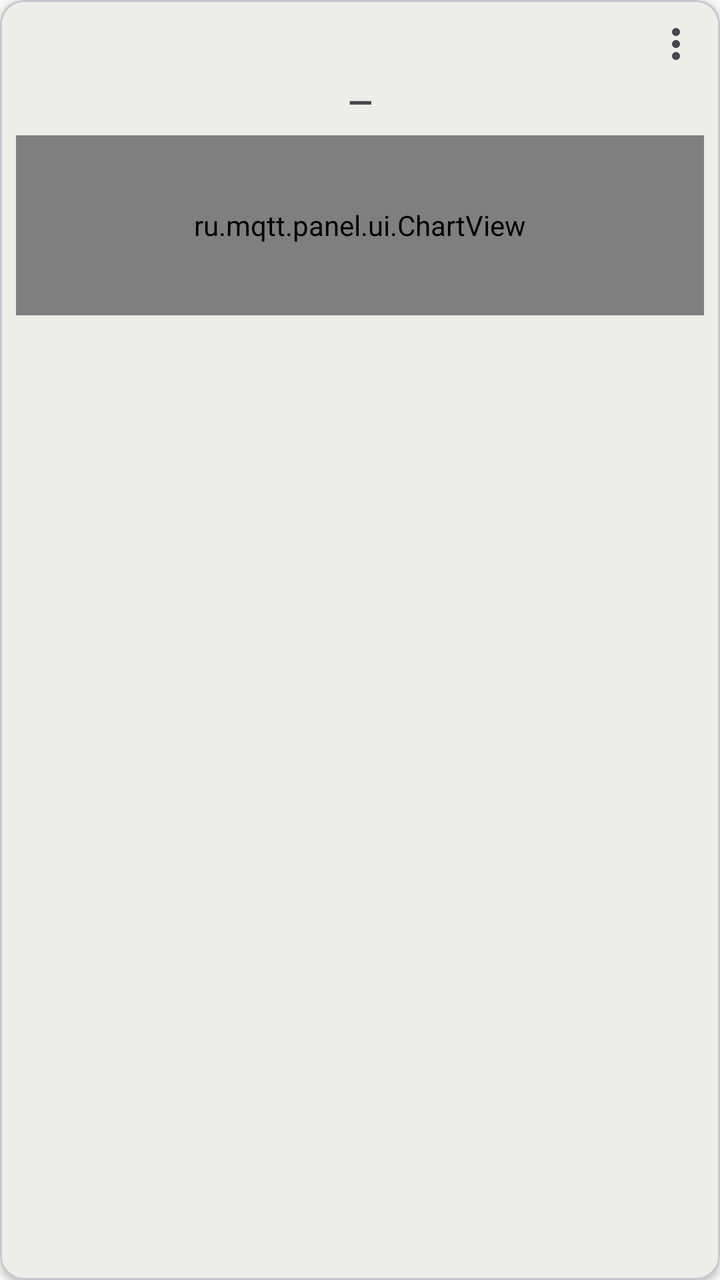
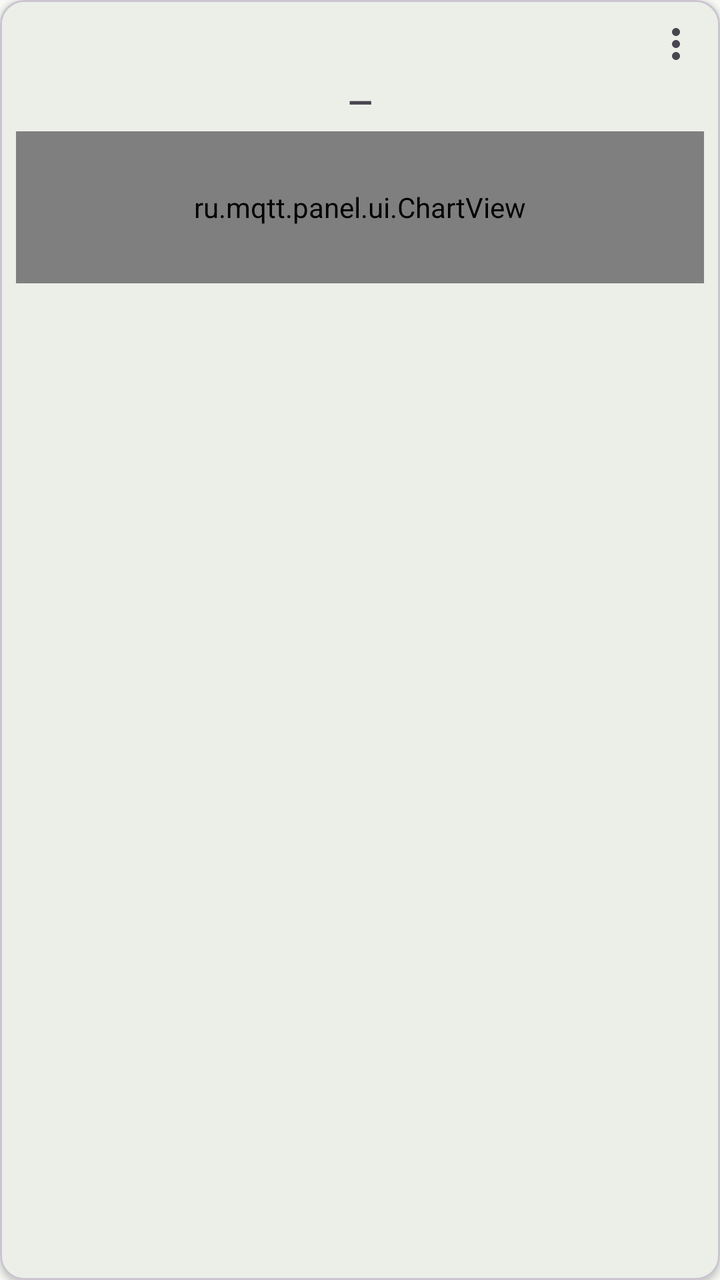

Two renders of the same Android screen: before a commit and after it. Below are the layout's source before the change and the commit's diff.
<!-- AndroidManifest.xml: application theme Theme.MQTTPanel -->
<!-- res/layout/item_widget_multichart.xml -->
<?xml version="1.0" encoding="utf-8"?>
<com.google.android.material.card.MaterialCardView xmlns:android="http://schemas.android.com/apk/res/android"
    xmlns:app="http://schemas.android.com/apk/res-auto"
    android:layout_width="match_parent"
    android:layout_height="wrap_content"
    android:layout_margin="4dp"
    app:cardCornerRadius="12dp"
    app:cardElevation="2dp">

    <LinearLayout
        android:layout_width="match_parent"
        android:layout_height="wrap_content"
        android:orientation="vertical"
        android:padding="8dp">

        <FrameLayout
            android:layout_width="match_parent"
            android:layout_height="wrap_content">

            <TextView
                android:id="@+id/tv_name"
                android:layout_width="match_parent"
                android:layout_height="wrap_content"
                android:textSize="11sp"
                android:textColor="?android:attr/textColorSecondary"
                android:maxLines="2"
                android:ellipsize="end" />

            <ImageButton
                android:id="@+id/btn_menu"
                android:layout_width="28dp"
                android:layout_height="28dp"
                android:layout_gravity="end|top"
                android:padding="3dp"
                android:background="?attr/selectableItemBackgroundBorderless"
                android:contentDescription="@string/widget_menu"
                android:src="@drawable/ic_more" />

        </FrameLayout>

        <TextView
            android:id="@+id/tv_value"
            android:layout_width="match_parent"
            android:layout_height="wrap_content"
            android:layout_marginTop="4dp"
            android:gravity="center"
            android:textSize="16sp"
            android:textStyle="bold"
            android:text="—"
            app:autoSizeTextType="uniform"
            app:autoSizeMinTextSize="10sp"
            app:autoSizeMaxTextSize="16sp"/>

        <ru.mqtt.panel.ui.ChartView
            android:id="@+id/chart_view"
            android:layout_width="match_parent"
            android:layout_height="90dp"
            android:layout_marginTop="6dp" />

        
        <LinearLayout
            android:id="@+id/chart_legend"
            android:layout_width="match_parent"
            android:layout_height="wrap_content"
            android:layout_marginTop="4dp"
            android:orientation="vertical" />

        
        <include layout="@layout/view_chart_periods" />

    <include layout="@layout/view_card_time" />

    </LinearLayout>

</com.google.android.material.card.MaterialCardView>
<!-- res/layout/view_chart_periods.xml (included above) -->
<?xml version="1.0" encoding="utf-8"?>
<LinearLayout xmlns:android="http://schemas.android.com/apk/res/android"
    android:id="@+id/period_chips"
    android:layout_width="match_parent"
    android:layout_height="wrap_content"
    android:layout_marginTop="4dp"
    android:orientation="horizontal" />
<!-- res/layout/view_card_time.xml (included above) -->
<?xml version="1.0" encoding="utf-8"?>
<TextView xmlns:android="http://schemas.android.com/apk/res/android"
    android:id="@+id/tv_time"
    android:layout_width="match_parent"
    android:layout_height="wrap_content"
    android:layout_marginTop="2dp"
    android:gravity="end"
    android:textSize="9sp"
    android:textColor="?android:attr/textColorSecondary"
    android:maxLines="1"
    android:visibility="gone" />
<!-- resources referenced by this layout -->
<resources>
  <!-- drawable ic_more (drawable) -->
  <?xml version="1.0" encoding="utf-8"?>
  <vector xmlns:android="http://schemas.android.com/apk/res/android"
      android:width="24dp"
      android:height="24dp"
      android:viewportWidth="24"
      android:viewportHeight="24"
      android:tint="?attr/colorControlNormal">
      <path
          android:fillColor="#FF000000"
          android:pathData="M12,8c1.1,0 2,-0.9 2,-2s-0.9,-2 -2,-2 -2,0.9 -2,2 0.9,2 2,2zM12,10c-1.1,0 -2,0.9 -2,2s0.9,2 2,2 2,-0.9 2,-2 -0.9,-2 -2,-2zM12,16c-1.1,0 -2,0.9 -2,2s0.9,2 2,2 2,-0.9 2,-2 -0.9,-2 -2,-2z" />
  </vector>
  <string name="widget_menu">Меню панели</string>
  <style name="Theme.MQTTPanel" parent="Theme.Material3.Light.NoActionBar">
          <item name="colorPrimary">@color/md_theme_primary</item>
          <item name="colorOnPrimary">@color/md_theme_onPrimary</item>
          <item name="colorPrimaryContainer">@color/md_theme_primaryContainer</item>
          <item name="colorSecondary">@color/md_theme_secondary</item>
          <item name="colorOnSecondary">@color/md_theme_onSecondary</item>
          <item name="colorSecondaryContainer">@color/md_theme_secondaryContainer</item>
          <item name="android:colorBackground">@color/md_theme_surface</item>
          <item name="colorSurface">@color/md_theme_surface</item>
          <item name="colorOnSurface">@color/md_theme_onSurface</item>
          <item name="colorError">@color/md_theme_error</item>
          <item name="android:statusBarColor">?attr/colorPrimaryContainer</item>
      </style>
  <color name="md_theme_primary">#386A36</color>
  <color name="md_theme_onPrimary">#FFFFFF</color>
  <color name="md_theme_primaryContainer">#B9F3B2</color>
  <color name="md_theme_secondary">#54634F</color>
  <color name="md_theme_onSecondary">#FFFFFF</color>
  <color name="md_theme_secondaryContainer">#D7E8CF</color>
  <color name="md_theme_surface">#F9FAF6</color>
  <color name="md_theme_onSurface">#191C1A</color>
  <color name="md_theme_error">#BA1A1A</color>
</resources>

<!-- the commit's change to res/layout/item_widget_multichart.xml (unified diff, before → after) -->
@@ -16,6 +16,17 @@
         <FrameLayout
             android:layout_width="match_parent"
             android:layout_height="wrap_content">
+
+            <ImageView
+                android:id="@+id/drag_handle"
+                android:layout_width="24dp"
+                android:layout_height="24dp"
+                android:layout_gravity="start|center_vertical"
+                android:layout_marginStart="-2dp"
+                android:padding="2dp"
+                android:src="@drawable/ic_drag_handle"
+                android:visibility="gone"
+                android:contentDescription="@string/drag_handle" />
 
             <TextView
                 android:id="@+id/tv_name"
@@ -54,8 +65,8 @@
         <ru.mqtt.panel.ui.ChartView
             android:id="@+id/chart_view"
             android:layout_width="match_parent"
-            android:layout_height="90dp"
-            android:layout_marginTop="6dp" />
+            android:layout_height="76dp"
+            android:layout_marginTop="4dp" />
 
         
         <LinearLayout
<!-- resource entries referenced after the edit -->
@@ -1,5 +1,16 @@
 <!-- resources referenced by this layout -->
 <resources>
+  <!-- drawable ic_drag_handle (drawable) -->
+  <vector xmlns:android="http://schemas.android.com/apk/res/android"
+      android:width="24dp"
+      android:height="24dp"
+      android:viewportWidth="24"
+      android:viewportHeight="24"
+      android:tint="?attr/colorControlNormal">
+      <path
+          android:fillColor="@android:color/white"
+          android:pathData="M11,18c0,1.1 -0.9,2 -2,2s-2,-0.9 -2,-2 0.9,-2 2,-2 2,0.9 2,2zM14,4h-4C9,3.1 8.1,2 9,2h4c0.9,0 1.1,1.1 1.1,2h-0.1zM15,18c0,1.1 0.9,2 2,2s2,-0.9 2,-2 -0.9,-2 -2,-2 -2,0.9 -2,2zM14,10h-4C9,9.1 8.1,8 9,8h4c0.9,0 1.1,1.1 1.1,2h-0.1zM14,14h-4c-0.9,0 -1.8,0.9 -1.8,1.8h0.1c0,-0.6 0.8,-1 1.7,-1h4c0.9,0 1.8,0.4 1.8,1h-0.1c0,-0.9 -0.9,-1.8 -1.8,-1.8zM15,4h-0.1C14.9,3.1 15.8,2 16.7,2h-0.2c0.9,0 1.8,1.1 1.8,2h-0.1z" />
+  </vector>
   <!-- drawable ic_more (drawable) -->
   <?xml version="1.0" encoding="utf-8"?>
   <vector xmlns:android="http://schemas.android.com/apk/res/android"
@@ -12,6 +23,7 @@
           android:fillColor="#FF000000"
           android:pathData="M12,8c1.1,0 2,-0.9 2,-2s-0.9,-2 -2,-2 -2,0.9 -2,2 0.9,2 2,2zM12,10c-1.1,0 -2,0.9 -2,2s0.9,2 2,2 2,-0.9 2,-2 -0.9,-2 -2,-2zM12,16c-1.1,0 -2,0.9 -2,2s0.9,2 2,2 2,-0.9 2,-2 -0.9,-2 -2,-2z" />
   </vector>
+  <string name="drag_handle">Перетащить</string>
   <string name="widget_menu">Меню панели</string>
   <style name="Theme.MQTTPanel" parent="Theme.Material3.Light.NoActionBar">
           <item name="colorPrimary">@color/md_theme_primary</item>
